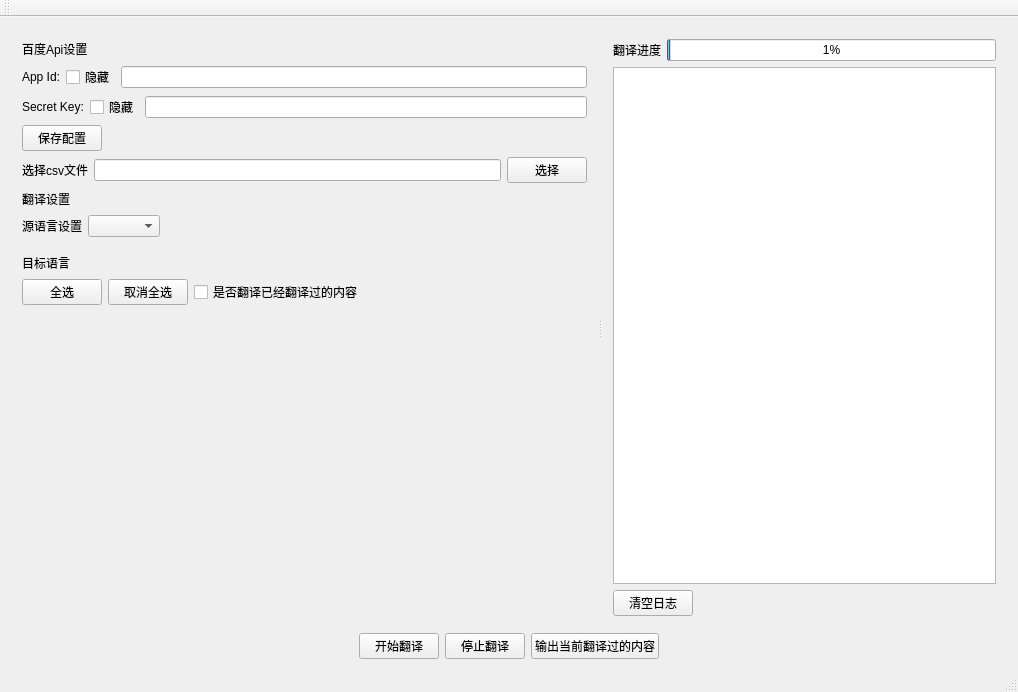
This is mainwindow.ui in dependon/Spark-godot-translation-qt as Qt 5 draws it before an edit. The edited form follows.
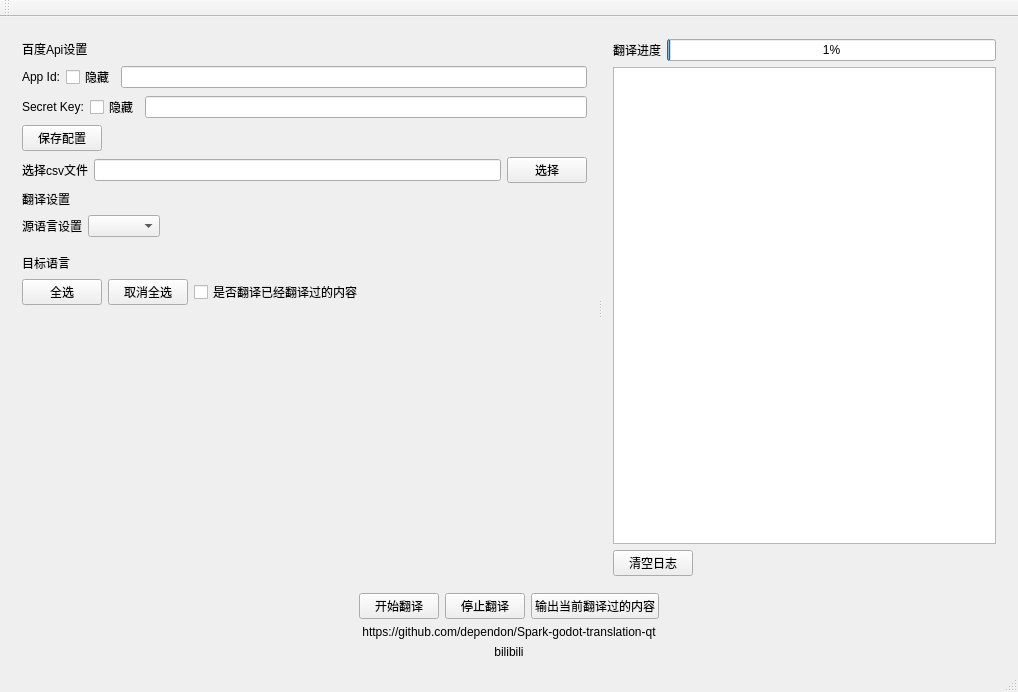
This is the edited form.

Diff of the .ui file:
```diff
--- a/mainwindow.ui
+++ b/mainwindow.ui
@@ -407,6 +407,29 @@
       </item>
      </layout>
     </item>
+    <item>
+     <widget class="QLabel" name="label_github">
+      <property name="text">
+       <string>https://github.com/dependon/Spark-godot-translation-qt</string>
+      </property>
+      <property name="alignment">
+       <set>Qt::AlignCenter</set>
+      </property>
+      <property name="textInteractionFlags">
+       <set>Qt::TextBrowserInteraction</set>
+      </property>
+     </widget>
+    </item>
+    <item>
+     <widget class="QLabel" name="label_bilibili">
+      <property name="text">
+       <string>bilibili</string>
+      </property>
+      <property name="alignment">
+       <set>Qt::AlignCenter</set>
+      </property>
+     </widget>
+    </item>
    </layout>
   </widget>
   <widget class="QMenuBar" name="menuBar">
```
Left out of the diff: 2 changed lines with no effect on the pictures.
